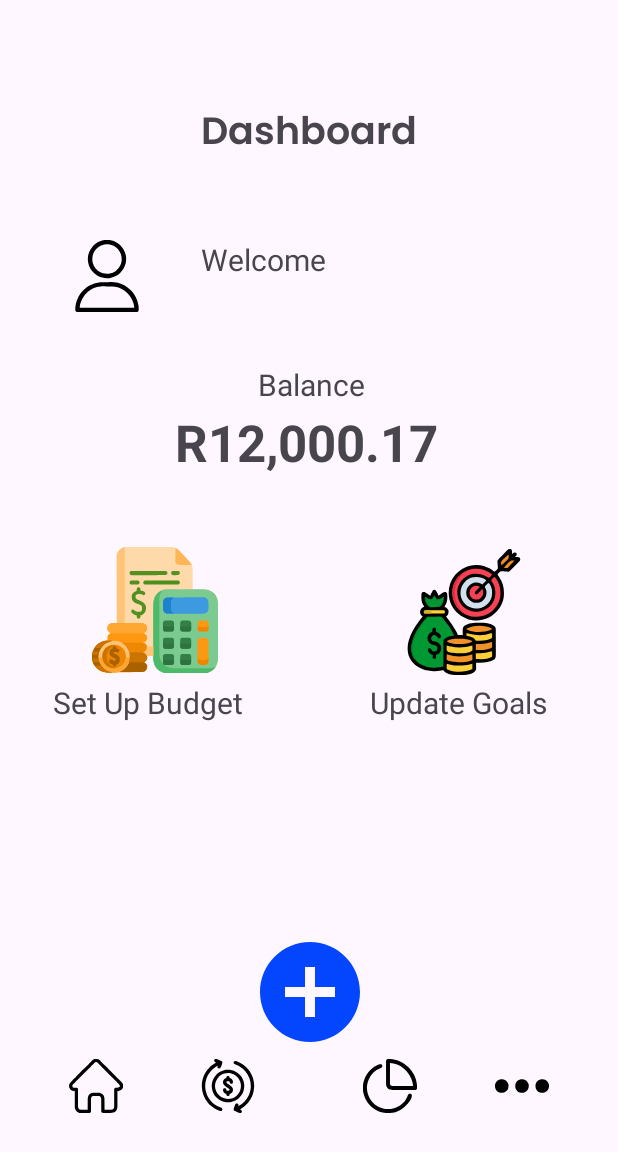
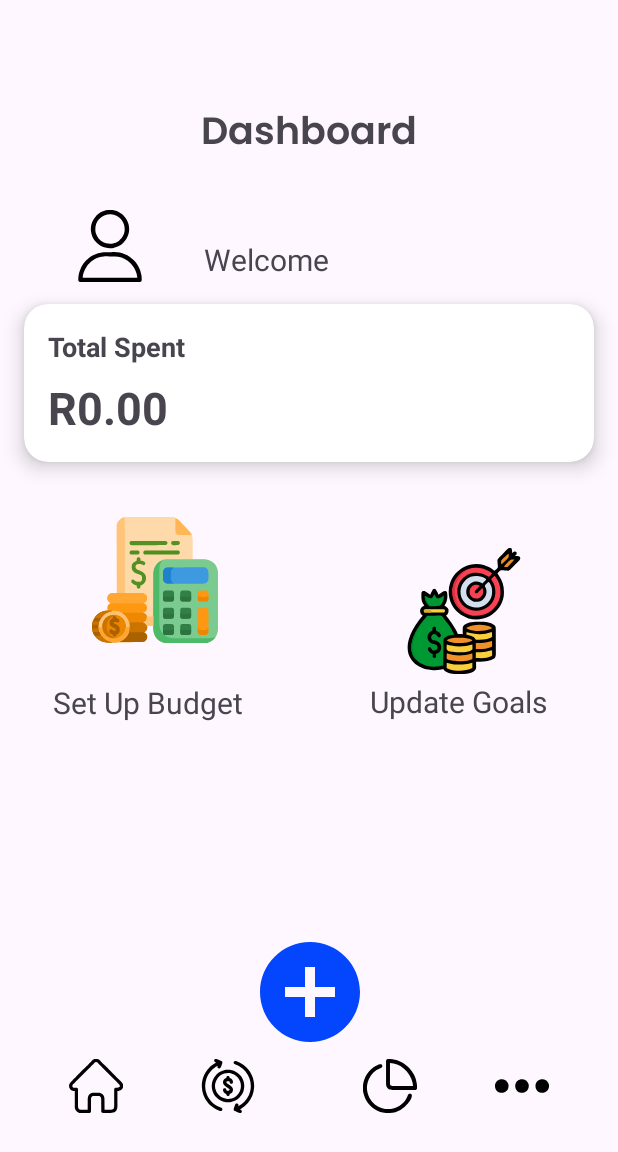
Before and after one commit to KgaladiTumisoSekgoka/VaultWise-Part3, an Android app: the HomeScreen screen opened directly, with no data from a screen before it, on a phone screen of 412 x 824 dp. Shown: the top 1152 px of the screen. Run offline under Robolectric (Android 15) with nearby library versions, the phone set to English and light mode, and no system bars; our stand-ins replace Room's generated code.

Commit message:
Updates on the home screen Added the function to get the total amount spent by the user. Updated the layout to show the total amount spent by the user. Updated the homescreen to use the new function.

```diff
--- a/app/src/main/java/com/example/loginsignup/HomeScreen.kt
+++ b/app/src/main/java/com/example/loginsignup/HomeScreen.kt
@@ -35,9 +35,21 @@ class HomeScreen : AppCompatActivity() {
         enableEdgeToEdge()
         setContentView(R.layout.activity_home_screen)
 
+        db = AppDatabase.getDatabase(applicationContext)
+
         val prefs = getSharedPreferences("MyAppPrefs", MODE_PRIVATE)
         val username = prefs.getString("username", null)
         val userId = prefs.getInt("USER_ID", -1)
+        expenseDao = db.expenseDao()
+
+        CoroutineScope(Dispatchers.IO).launch {
+            val totalSpent = expenseDao.getTotalSpentByUser(userId) ?: 0.0
+
+            withContext(Dispatchers.Main) {
+                findViewById<TextView>(R.id.spentAmountTextView).text = "R%.2f".format(totalSpent)
+            }
+        }
+
         Log.d("HomeScreen", "User ID: $userId")  // Log user ID
         val welcomeText = findViewById<TextView>(R.id.textView21)
         welcomeText.text = if (username != null) "Welcome, $username" else "Welcome"
@@ -49,7 +61,7 @@ class HomeScreen : AppCompatActivity() {
             editor.apply()
         }
 
-        val balanceTextView = findViewById<TextView>(R.id.textView25)
+        val balanceTextView = findViewById<TextView>(R.id.spentAmountTextView)
 
         if (userId != -1) {
             val db = AppDatabase.getDatabase(this)  // Ensure you have this method in your DB singleton
@@ -82,28 +94,19 @@ class HomeScreen : AppCompatActivity() {
         }
     }
 
-    /*override fun onResume() {
+    override fun onResume() {
         super.onResume()
         val prefs = getSharedPreferences("MyAppPrefs", MODE_PRIVATE)
         val userId = prefs.getInt("USER_ID", -1)
-        Log.d("HomeScreen", "onResume User ID: $userId")  // Log user ID in onResume
+
         if (userId != -1) {
-            val db = AppDatabase.getDatabase(this)
-            val budgetDao = db.budgetGoalDao()
-            val balanceTextView = findViewById<TextView>(R.id.textView25)
-            val currentMonth = getCurrentMonth()
-            Log.d("HomeScreen", "Current Month: $currentMonth")  // Log current month again
             CoroutineScope(Dispatchers.IO).launch {
-                val budgetGoal = budgetDao.getBudgetByUserAndMonth(userId, currentMonth)
-                Log.d("HomeScreen", "Budget retrieved in onResume: $budgetGoal")  // Log budget retrieved in onResume
+                val totalSpent = expenseDao.getTotalSpentByUser(userId) ?: 0.0
+
+                withContext(Dispatchers.Main) {
+                    findViewById<TextView>(R.id.spentAmountTextView).text = "R%.2f".format(totalSpent)
+                }
             }
         }
     }
-
-    fun getCurrentMonth(): String {
-        val calendar = Calendar.getInstance()
-        val dateFormat = SimpleDateFormat("MMMM", Locale.getDefault()) // Gives "April"
-        return dateFormat.format(calendar.time)
-    }*/
-
 }
--- a/app/src/main/java/com/example/loginsignup/data/ExpenseDao.kt
+++ b/app/src/main/java/com/example/loginsignup/data/ExpenseDao.kt
@@ -25,6 +25,12 @@ interface ExpenseDao
     @Query("SELECT * FROM expenses WHERE expense_id = :expenseId LIMIT 1")
     suspend fun getExpenseById(expenseId: Int): Expense?
 
+    @Query("SELECT SUM(amount) FROM expenses WHERE user_id = :userId")
+    suspend fun getTotalSpentByUser(userId: Int): Double?
+
+    @Query("SELECT SUM(amount) FROM expenses WHERE user_id = :userId AND strftime('%m', date) = :month")
+    fun getTotalSpentForMonth(userId: Int, month: String): Double?
+
     @Update
     fun updateExpense(expense: Expense)
 
--- a/app/src/main/res/layout/activity_home_screen.xml
+++ b/app/src/main/res/layout/activity_home_screen.xml
@@ -113,8 +113,8 @@
         android:id="@+id/imageButton24"
         android:layout_width="82dp"
         android:layout_height="79dp"
-        android:layout_marginStart="30dp"
-        android:layout_marginTop="144dp"
+        android:layout_marginStart="32dp"
+        android:layout_marginTop="124dp"
         android:background="@null"
         android:contentDescription="User"
         app:layout_constraintStart_toStartOf="parent"
@@ -150,35 +150,49 @@
         android:id="@+id/imageButton22"
         android:layout_width="138dp"
         android:layout_height="94dp"
-        android:layout_marginTop="43dp"
+        android:layout_marginTop="360dp"
         android:layout_marginEnd="34dp"
         android:background="@null"
         android:contentDescription="Financial Goals"
         app:layout_constraintEnd_toEndOf="parent"
-        app:layout_constraintTop_toBottomOf="@+id/textView25"
+        app:layout_constraintTop_toTopOf="parent"
         app:srcCompat="@drawable/financial_goals" />
 
-    <TextView
-        android:id="@+id/textView24"
-        android:layout_width="72dp"
-        android:layout_height="22dp"
-        android:layout_marginTop="56dp"
-        android:layout_marginEnd="168dp"
-        android:text="Balance"
-        android:textSize="20sp"
-        app:layout_constraintEnd_toEndOf="parent"
-        app:layout_constraintTop_toBottomOf="@+id/textView21" />
+    <androidx.cardview.widget.CardView
+        android:layout_width="match_parent"
+        android:layout_height="wrap_content"
+        android:layout_margin="16dp"
+        app:cardCornerRadius="16dp"
+        app:cardElevation="8dp"
+        app:layout_constraintTop_toBottomOf="@+id/textView21"
+        app:layout_constraintStart_toStartOf="parent"
+        app:layout_constraintEnd_toEndOf="parent">
 
-    <TextView
-        android:id="@+id/textView25"
-        android:layout_width="wrap_content"
-        android:layout_height="wrap_content"
-        android:layout_marginTop="7dp"
-        android:layout_marginEnd="120dp"
-        android:text="R12,000.17"
-        android:textSize="34sp"
-        app:layout_constraintEnd_toEndOf="parent"
-        app:layout_constraintTop_toBottomOf="@+id/textView24"
-        android:textStyle="bold"/>
+        <LinearLayout
+            android:layout_width="match_parent"
+            android:layout_height="wrap_content"
+            android:orientation="vertical"
+            android:padding="16dp">
+
+            <TextView
+                android:id="@+id/spentTitle"
+                android:layout_width="wrap_content"
+                android:layout_height="wrap_content"
+                android:text="Total Spent"
+                android:textSize="18sp"
+                android:textStyle="bold" />
+
+            <TextView
+                android:id="@+id/spentAmountTextView"
+                android:layout_width="wrap_content"
+                android:layout_height="wrap_content"
+                android:text="R0.00"
+                android:textSize="30sp"
+                android:textStyle="bold"
+                android:layout_marginTop="8dp"/>
+        </LinearLayout>
+    </androidx.cardview.widget.CardView>
+
+
 
 </androidx.constraintlayout.widget.ConstraintLayout>
```
